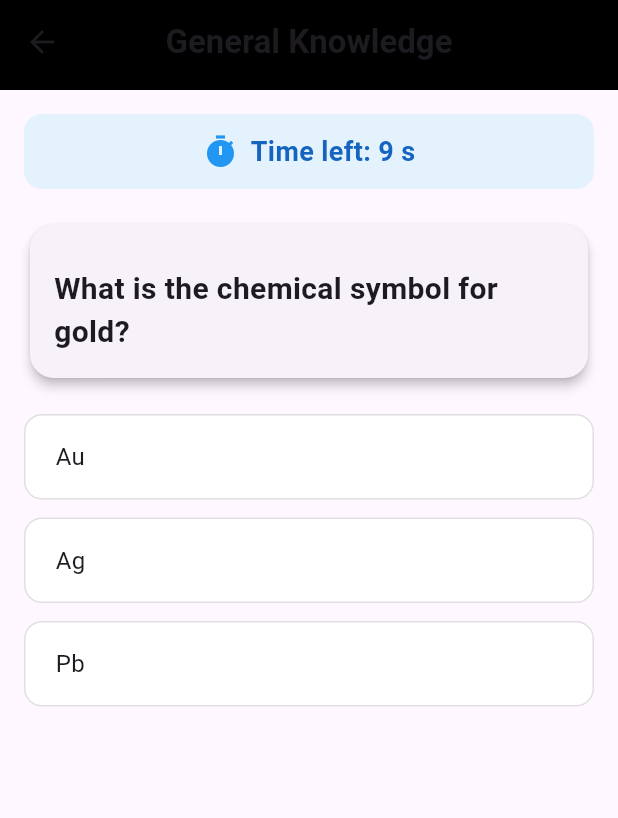
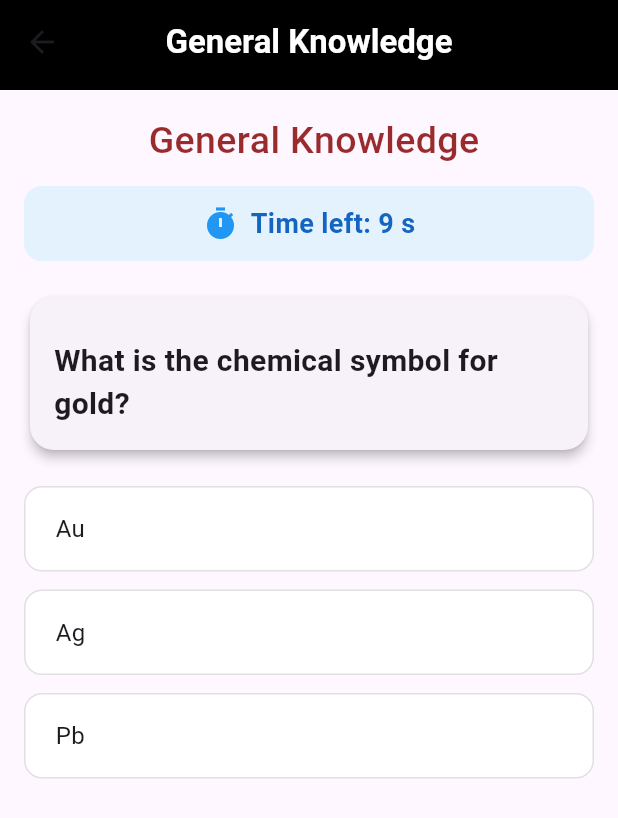
Before and after one commit to vsll44/flutter-quiz-app, a Flutter app: the screen it shows after launch, after a tap on "Start", on a phone screen of 412 x 824 dp. Shown: the top 818 px of the screen. Run offline on Flutter 3.47's test engine with Material 3 defaults, Android fonts, the phone set to English and light mode, and no system bars; our stand-ins replace audioplayers, confetti, google_fonts.

Commit message:
quiz_page.dart

```diff
--- a/lib/pages/quiz_page.dart
+++ b/lib/pages/quiz_page.dart
@@ -8,7 +8,12 @@ class QuizPage extends StatefulWidget {
   final Quiz quiz;
   final List<Color> gradientColors;
 
-  const QuizPage({super.key, required this.quiz, required this.gradientColors, required Color themeColor});
+  const QuizPage({
+    super.key,
+    required this.quiz,
+    required this.gradientColors,
+    required Color themeColor,
+  });
 
   @override
   State<QuizPage> createState() => _QuizPageState();
@@ -29,7 +34,7 @@ class _QuizPageState extends State<QuizPage> {
     super.initState();
     questions = List.from(widget.quiz.questions)..shuffle();
     startTimer();
-    playTicking(0.6); // slow ticking to start
+    playTicking(0.6);
   }
 
   @override
@@ -42,7 +47,7 @@ class _QuizPageState extends State<QuizPage> {
   void playTicking(double rate) async {
     await player.stop();
     await player.setPlaybackRate(rate);
-    await player.play(AssetSource('sounds/tick.mp3'), volume: 0.6);
+    await player.play(AssetSource('sounds/tick.mp3'), volume: 0.5);
   }
 
   void startTimer() {
@@ -77,7 +82,8 @@ class _QuizPageState extends State<QuizPage> {
 
   void nextQuestion() {
     timer?.cancel();
-    if (selectedIndex != null && selectedIndex == questions[currentIndex].correctIndex) {
+    if (selectedIndex != null &&
+        selectedIndex == questions[currentIndex].correctIndex) {
       score++;
     }
     if (currentIndex < questions.length - 1) {
@@ -92,12 +98,14 @@ class _QuizPageState extends State<QuizPage> {
       Navigator.pushReplacement(
         context,
         MaterialPageRoute(
-          builder: (_) => ResultPage(
+          builder:
+              (_) => ResultPage(
                 score: score,
                 total: questions.length,
                 quizTitle: widget.quiz.title,
                 quiz: widget.quiz,
-            userAnswers: [], correct: 1,
+                userAnswers: [],
+                correct: 1,
               ),
         ),
       );
@@ -125,7 +133,11 @@ class _QuizPageState extends State<QuizPage> {
             centerTitle: true,
             title: Text(
               widget.quiz.title,
-              style: const TextStyle(fontSize: 22, fontWeight: FontWeight.bold),
+              style: const TextStyle(
+                fontSize: 22,
+                fontWeight: FontWeight.bold,
+                color: Colors.white,
+              ),
             ),
           ),
         ),
@@ -134,10 +146,23 @@ class _QuizPageState extends State<QuizPage> {
         padding: const EdgeInsets.all(16),
         child: Column(
           children: [
+            Padding(
+              padding: const EdgeInsets.only(bottom: 12),
+              child: Text(
+                ' ${widget.quiz.title}',
+                style: const TextStyle(
+                  fontSize: 25,
+                  fontWeight: FontWeight.w500,
+                  color: Color.fromARGB(221, 139, 12, 12),
+                ),
+              ),
+            ),
+
             Container(
               padding: const EdgeInsets.all(12),
               decoration: BoxDecoration(
-                color: timeLeft <= 3 ? Colors.red.shade100 : Colors.blue.shade50,
+                color:
+                    timeLeft <= 3 ? Colors.red.shade100 : Colors.blue.shade50,
                 borderRadius: BorderRadius.circular(12),
               ),
               child: Row(
@@ -159,7 +184,9 @@ class _QuizPageState extends State<QuizPage> {
             const SizedBox(height: 20),
             Card(
               elevation: 3,
-              shape: RoundedRectangleBorder(borderRadius: BorderRadius.circular(16)),
+              shape: RoundedRectangleBorder(
+                borderRadius: BorderRadius.circular(16),
+              ),
               child: Padding(
                 padding: const EdgeInsets.all(16),
                 child: Column(
@@ -173,7 +200,10 @@ class _QuizPageState extends State<QuizPage> {
                     const SizedBox(height: 12),
                     Text(
                       question.question,
-                      style: const TextStyle(fontSize: 20, fontWeight: FontWeight.w600),
+                      style: const TextStyle(
+                        fontSize: 20,
+                        fontWeight: FontWeight.w600,
+                      ),
                     ),
                   ],
                 ),
@@ -200,7 +230,8 @@ class _QuizPageState extends State<QuizPage> {
                   }
 
                   return InkWell(
-                    onTap: showCorrect
+                    onTap:
+                        showCorrect
                             ? null
                             : () {
                               setState(() {
@@ -210,12 +241,18 @@ class _QuizPageState extends State<QuizPage> {
                               });
                               WidgetsBinding.instance.addPostFrameCallback((_) {
                                 Future.microtask(() {
-                                Future.delayed(const Duration(seconds: 2), nextQuestion);
+                                  Future.delayed(
+                                    const Duration(seconds: 2),
+                                    nextQuestion,
+                                  );
                                 });
                               });
                             },
                     child: Container(
-                      padding: const EdgeInsets.symmetric(vertical: 16, horizontal: 20),
+                      padding: const EdgeInsets.symmetric(
+                        vertical: 16,
+                        horizontal: 20,
+                      ),
                       decoration: BoxDecoration(
                         color: color,
                         borderRadius: BorderRadius.circular(12),
```
Lines whose indentation alone changed are shown as unchanged.
